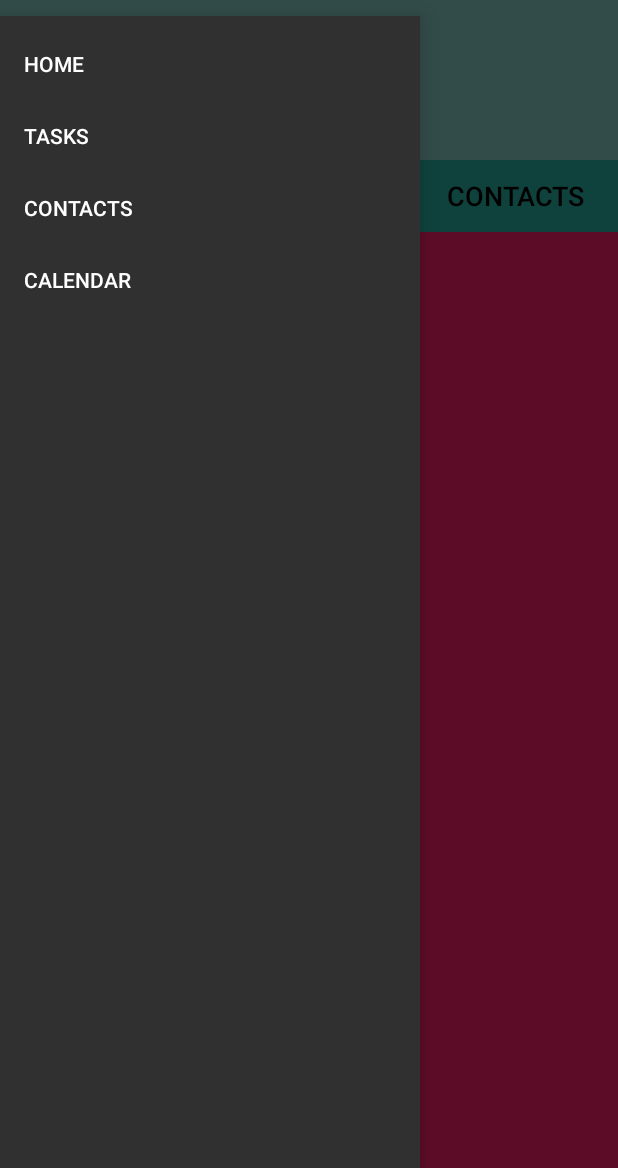
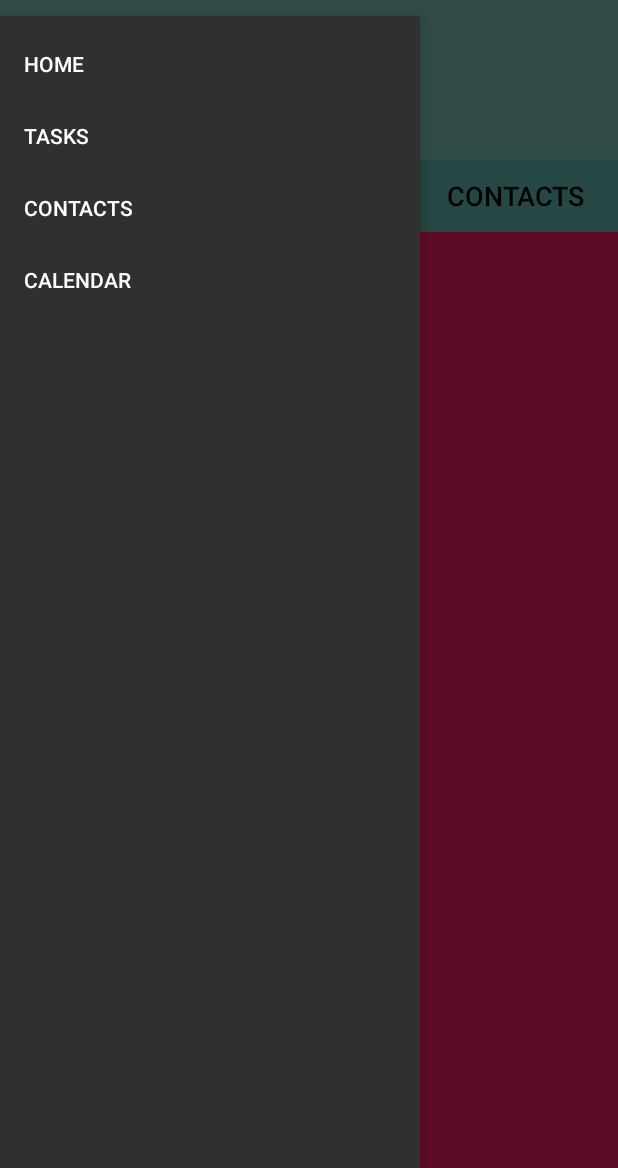
Before and after one commit to markfeldman21/TaskTrack, an Android app: the screen it shows after launch (MainActivity), with the side drawer open, on a phone screen of 412 x 824 dp, the part 68-1236 px from its top. Run offline under Robolectric (Android 15) with nearby library versions, the phone set to English and light mode, and no system bars.

Commit message:
Polish TabLayout

```diff
--- a/app/src/main/java/com/markfeldman/tasktrack/fragments/Tasks.java
+++ b/app/src/main/java/com/markfeldman/tasktrack/fragments/Tasks.java
@@ -2,6 +2,7 @@ package com.markfeldman.tasktrack.fragments;
 
 
 import android.os.Bundle;
+import android.support.design.widget.FloatingActionButton;
 import android.support.v4.app.Fragment;
 import android.view.LayoutInflater;
 import android.view.View;
@@ -14,18 +15,20 @@ import com.markfeldman.tasktrack.R;
  * A simple {@link Fragment} subclass.
  */
 public class Tasks extends Fragment {
+    private FloatingActionButton fab;
 
 
     public Tasks() {
-        // Required empty public constructor
     }
 
 
     @Override
     public View onCreateView(LayoutInflater inflater, ViewGroup container,
                              Bundle savedInstanceState) {
-        // Inflate the layout for this fragment
-        return inflater.inflate(R.layout.fragment_tasks, container, false);
+        View view = inflater.inflate(R.layout.fragment_tasks, container, false);
+        fab = (FloatingActionButton)view.findViewById(R.id.fab);
+
+        return view;
     }
 
 }
--- a/app/src/main/res/layout/app_bar.xml
+++ b/app/src/main/res/layout/app_bar.xml
@@ -25,7 +25,7 @@
             <ImageView
                 android:layout_width="match_parent"
                 android:layout_height="match_parent"
-                android:background="@drawable/test2"
+                android:background="@drawable/header_image"
                 android:alpha="0.5"
                 android:scaleType="centerCrop"
                 android:fitsSystemWindows="true"
--- a/app/src/main/res/values/colors.xml
+++ b/app/src/main/res/values/colors.xml
@@ -1,6 +1,7 @@
 <?xml version="1.0" encoding="utf-8"?>
 <resources>
     <color name="colorPrimary">#26A69A</color>
+    <color name="colorPrimaryTransparent">#6026A69A</color>
     <color name="colorPrimaryDark">#303F9F</color>
     <color name="colorAccent">#E91E63</color>
 </resources>
--- a/app/src/main/res/values/styles.xml
+++ b/app/src/main/res/values/styles.xml
@@ -13,7 +13,7 @@
     <style name="AppTabLayout" parent="Widget.Design.TabLayout">
         <item name="tabIndicatorColor">@android:color/white</item>
         <item name="tabIndicatorHeight">4dp</item>
-        <item name="android:background">@color/colorPrimary</item>
+        <item name="android:background">@color/colorPrimaryTransparent</item>
         <item name="tabPaddingStart">6dp</item>
         <item name="tabPaddingEnd">6dp</item>
         <item name="tabTextAppearance">@style/AppTabTextAppearance</item>
@@ -24,10 +24,6 @@
     <style name="AppTabTextAppearance" parent="TextAppearance.Design.Tab">
         <item name="android:textSize">18sp</item>
         <item name="android:textColor">@android:color/black</item>
-
     </style>
 
-
-
-
 </resources>
```
Also changed, not shown: app/src/main/res/drawable/ic_add_black_24dp.xml (added, +9 -0 lines), app/src/main/res/layout/fragment_tasks.xml (+17 -3 lines), app/src/main/res/drawable/ic_action_expand.png (deleted).
